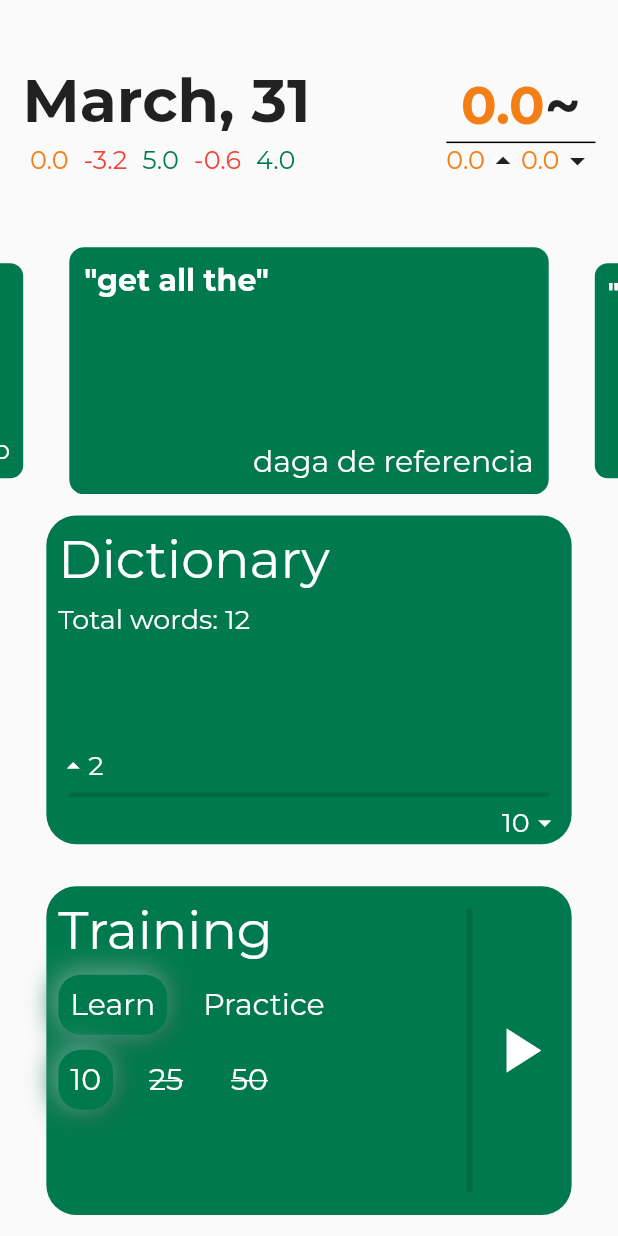
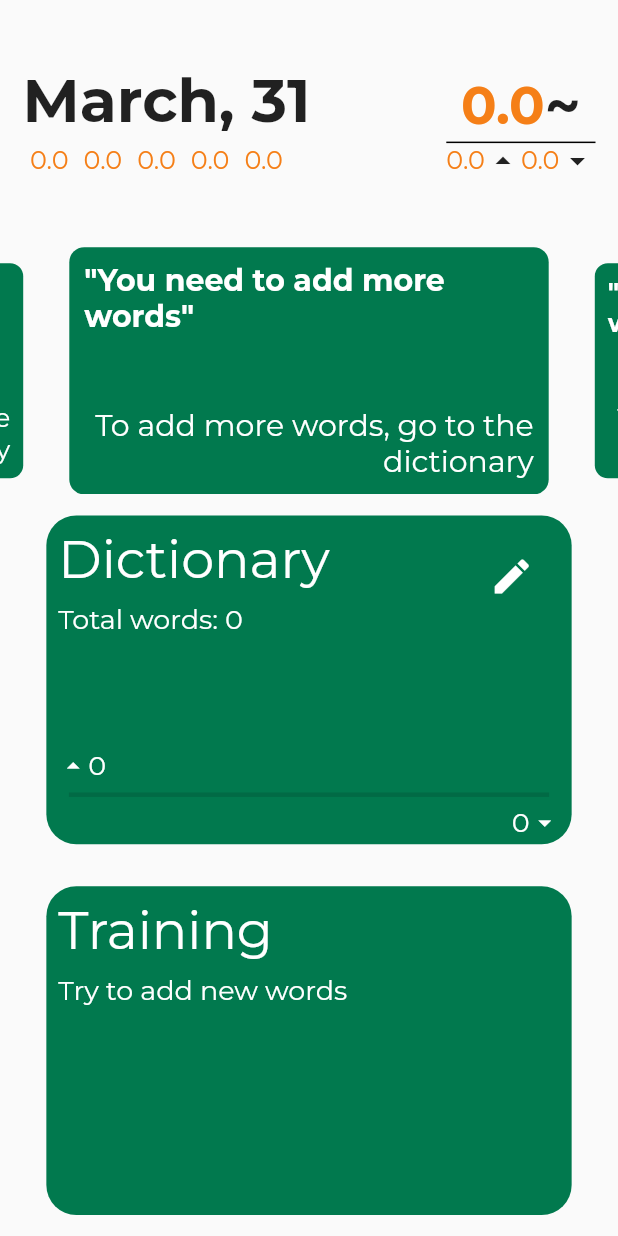
Before and after one commit to PepperoniOnzo/lang_learn, a Flutter app: the screen it shows after launch, on a phone screen of 412 x 824 dp. Run offline on Flutter 3.47's test engine with Material 2 defaults, Android fonts, the phone set to English and light mode, and no system bars; drawn by our look-alikes of carousel_slider; our stand-ins replace google_fonts, shared_preferences; missing offline and left inert: flutter_swipable.

Commit message:
Finished main

```diff
--- a/assets/words.json
+++ /dev/null
@@ -1,62 +0,0 @@
-[
-    {
-        "word": "references",
-        "translate": "daga de referencia",
-        "rate": -3
-    },
-    {
-        "word": "random",
-        "translate": "texto aleatorio",
-        "rate": -3
-    },
-    {
-        "word": "geret en",
-        "translate": "daga de referencia daga de referenciadaga de referenciadaga de referencia",
-        "rate": 3
-    },
-    {
-        "word": "vdf",
-        "translate": "texto aleatorio daga de referencia",
-        "rate": -3
-    },
-    {
-        "word": "error",
-        "translate": "daga de referencia daga de referenciadaga de referencia",
-        "rate": -3
-    },
-    {
-        "word": "fdf",
-        "translate": "texto aleatorio daga de referenciadaga de referenciadaga de referencia",
-        "rate": -3
-    },
-    {
-        "word": "jhg",
-        "translate": "daga de referencia",
-        "rate": -3
-    },
-    {
-        "word": "damaged",
-        "translate": "texto aleatorio",
-        "rate": 0
-    },
-    {
-        "word": "get all the",
-        "translate": "daga de referencia",
-        "rate": 2
-    },
-    {
-        "word": "lost",
-        "translate": "texto aleatorio",
-        "rate": -3
-    },
-    {
-        "word": "zak back",
-        "translate": "daga de referencia",
-        "rate": -3
-    },
-    {
-        "word": "mike",
-        "translate": "texto aleatorio",
-        "rate": -3
-    }
-]
--- a/lib/data/routes.dart
+++ b/lib/data/routes.dart
@@ -1,5 +1,6 @@
 class AnyRoutes {
   static const home = "/";
   static const swiping = "/swiping";
+  static const dictionaryEdit = "/dictionaryEdit";
   static const unknown = "/unknown";
 }
--- a/lib/main.dart
+++ b/lib/main.dart
@@ -32,6 +32,7 @@ class MyApp extends StatelessWidget {
         routes: {
           AnyRoutes.home: (context) => HomePage(),
           AnyRoutes.swiping: (context) => SwipAble(),
+          AnyRoutes.dictionaryEdit: (context) => DictEdit(),
         });
   }
 }
--- a/lib/screens/home_screen.dart
+++ b/lib/screens/home_screen.dart
@@ -18,6 +18,14 @@ class _HomePageState extends State<HomePage> {
   _modifyData(List<WordTranslate> modDict, double known, double unknown) {
     setState(() {
       data.modifyData(modDict, known, unknown);
+      data.saveAll();
+    });
+  }
+
+  _modifyDictionary(List<WordTranslate> modDict) {
+    setState(() {
+      data.modifyDictionary(modDict);
+      data.saveAll();
     });
   }
 
@@ -41,7 +49,9 @@ class _HomePageState extends State<HomePage> {
                           child: SwipeWords(dictList: data.dictionary)),
                       Expanded(
                           flex: 3,
-                          child: Dictionary(dictList: data.dictionary)),
+                          child: Dictionary(
+                              dictList: data.dictionary,
+                              modifyDict: _modifyDictionary)),
                       Expanded(
                           flex: 3,
                           child: Learn(
@@ -74,7 +84,11 @@ class _HomePageState extends State<HomePage> {
                       weekStat: data.weekStat,
                     )),
                 Expanded(flex: 2, child: SwipeWords(dictList: data.dictionary)),
-                Expanded(flex: 3, child: Dictionary(dictList: data.dictionary)),
+                Expanded(
+                    flex: 3,
+                    child: Dictionary(
+                        dictList: data.dictionary,
+                        modifyDict: _modifyDictionary)),
                 Expanded(
                     flex: 3,
                     child: Learn(
--- a/lib/screens/screens.dart
+++ b/lib/screens/screens.dart
@@ -1,2 +1,4 @@
 export './unknown_page.dart';
 export './home_screen.dart';
+export './dictionary_edit.dart';
+export './swipeable.dart';
--- a/lib/widgets/day_stat.dart
+++ b/lib/widgets/day_stat.dart
@@ -23,7 +23,6 @@ class DayStat extends StatelessWidget {
               "$month, $dayOfWeek",
               style: TextStyle(fontSize: 40, fontWeight: FontWeight.bold),
             ),
-            // Text(weekStat.points!.join(' '))
             Row(
               mainAxisAlignment: MainAxisAlignment.spaceEvenly,
               children: [
--- a/lib/widgets/dictionary.dart
+++ b/lib/widgets/dictionary.dart
@@ -1,11 +1,19 @@
 import 'package:flutter/material.dart';
+import 'package:lang_learn/data/routes.dart';
 
 import '../data/word_translate.dart';
 
 class Dictionary extends StatelessWidget {
-  Dictionary({Key? key, required this.dictList}) : super(key: key);
+  Dictionary({Key? key, required this.dictList, required this.modifyDict})
+      : super(key: key);
 
   final List<WordTranslate> dictList;
+  final Function modifyDict;
+
+  _modifyDictionary(List<WordTranslate> modDict) {
+    modifyDict(modDict);
+  }
+
 
   @override
   Widget build(BuildContext context) {
@@ -17,6 +25,12 @@ class Dictionary extends StatelessWidget {
             color: Color.fromRGBO(1, 121, 78, 1),
             borderRadius: BorderRadius.circular(20)),
         child: Column(
+          crossAxisAlignment: CrossAxisAlignment.start,
+          children: [
+            Row(
+              mainAxisAlignment: MainAxisAlignment.spaceBetween,
+              children: [
+                Column(
                   crossAxisAlignment: CrossAxisAlignment.start,
                   children: [
                     const Padding(
@@ -32,6 +46,19 @@ class Dictionary extends StatelessWidget {
                         "Total words: ${dictList.length.toString()}",
                         style: TextStyle(color: Colors.white, fontSize: 18),
                       ),
+                    ),
+                  ],
+                ),
+                GestureDetector(
+                  onTap: () {
+                    Navigator.pushNamed(context, AnyRoutes.dictionaryEdit, arguments: [dictList, _modifyDictionary]);
+                  },
+                  child: const Padding(
+                    padding: EdgeInsets.all(25.0),
+                    child: Icon(Icons.edit, color: Colors.white, size: 30),
+                  ),
+                ),
+              ],
             ),
             const Spacer(),
             Padding(
```
Also changed, not shown: assets/week.json (deleted, +0 -19 lines), lib/data/data.dart (+40 -3 lines), lib/screens/dictionary_edit.dart (added, +259 -0 lines), lib/screens/swipeable.dart (+31 -2 lines), pubspec.yaml (+4 -3 lines), pubspec.lock. Lines whose indentation alone changed are shown as unchanged.
